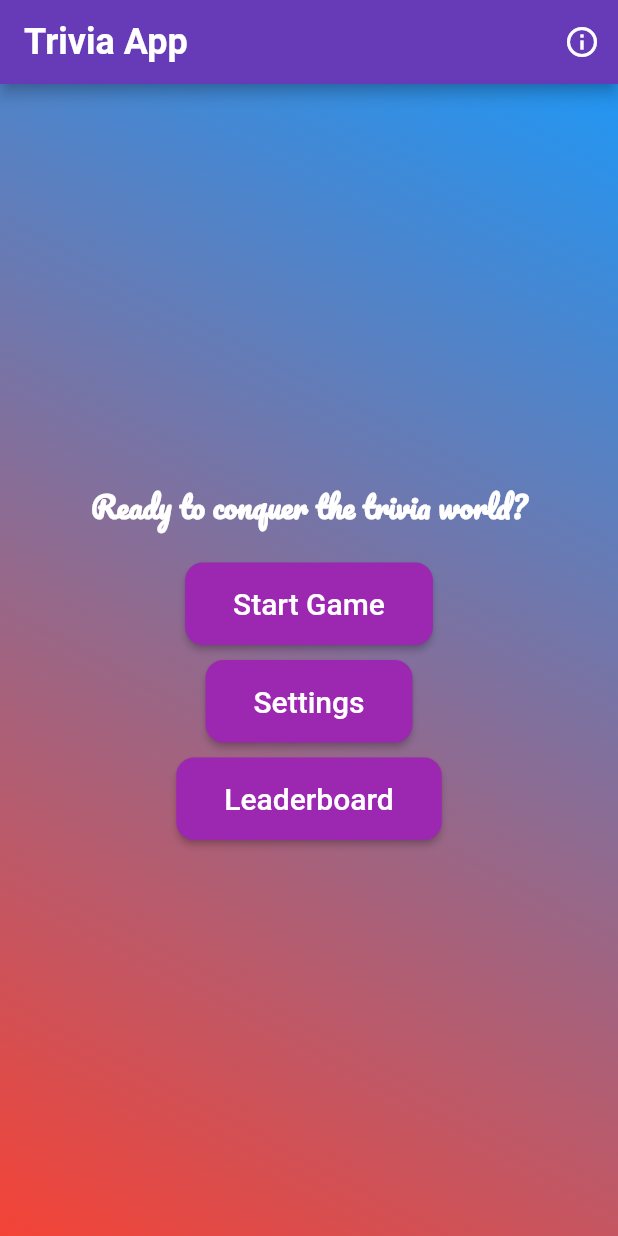
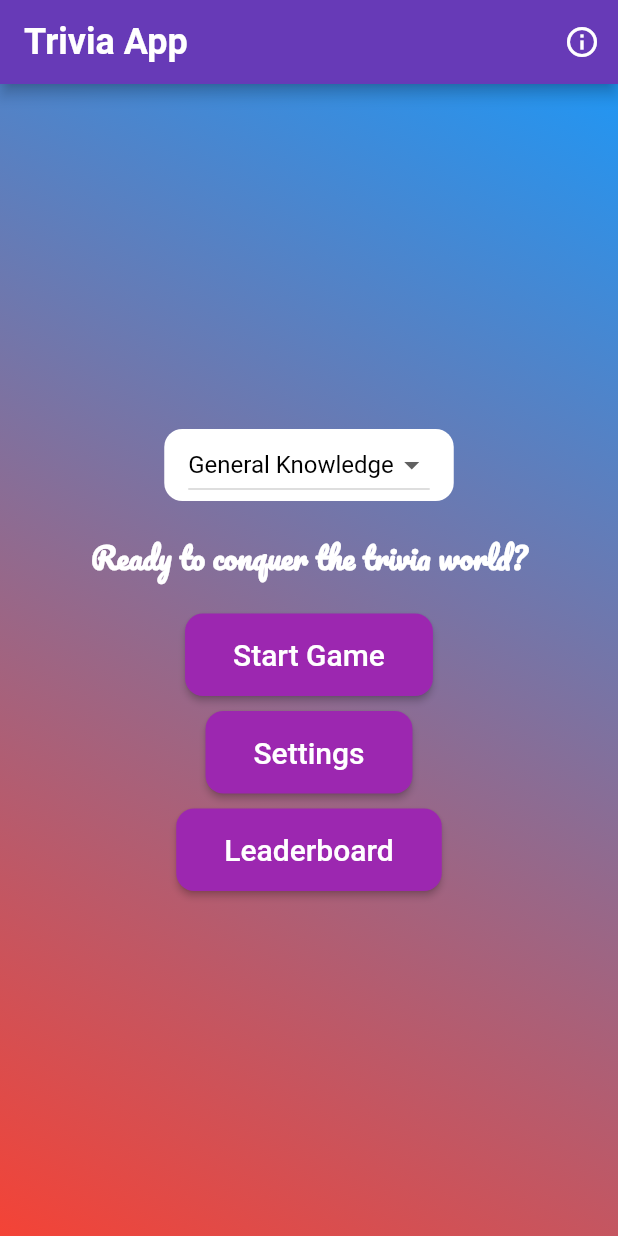
Before and after one commit to Jared223/TriviaApp, a Flutter app: the screen it shows after launch, on a phone screen of 412 x 824 dp. Run offline on Flutter 3.47's test engine with Material 2 defaults, Android fonts, the phone set to English and light mode, and no system bars; missing offline and left inert: html_character_entities.

Commit message:
Added categories

```diff
--- a/trivia_app/lib/screens/MainMenu.dart
+++ b/trivia_app/lib/screens/MainMenu.dart
@@ -6,7 +6,14 @@ import 'CopyrightScreen.dart';
 import 'GameScreen.dart';
 import 'package:trivia_app/models/Settings.dart';
 
-class MainMenu extends StatelessWidget {
+class MainMenu extends StatefulWidget {
+  @override
+  _MainMenuState createState() => _MainMenuState();
+}
+
+class _MainMenuState extends State<MainMenu> {
+  String selectedCategory = 'General Knowledge';
+
   @override
   Widget build(BuildContext context) {
     return Scaffold(
@@ -47,6 +54,40 @@ class MainMenu extends StatelessWidget {
           child: Column(
             mainAxisAlignment: MainAxisAlignment.center,
             children: <Widget>[
+              Container(
+                padding: EdgeInsets.symmetric(horizontal: 16),
+                decoration: BoxDecoration(
+                  color: Colors.white,
+                  borderRadius: BorderRadius.circular(12),
+                ),
+                child: DropdownButton<String>(
+                  value: selectedCategory,
+                  onChanged: (String? newValue) {
+                    setState(() {
+                      selectedCategory = newValue!;
+                    });
+                  },
+                  items: <String>[
+                    'General Knowledge',
+                    'Science',
+                    'History',
+                    'Geography',
+                    'Arts'
+                  ].map<DropdownMenuItem<String>>((String value) {
+                    return DropdownMenuItem<String>(
+                      value: value,
+                      child: Text(
+                        value,
+                        style: TextStyle(
+                          fontSize: 16,
+                          color: Colors.black,
+                        ),
+                      ),
+                    );
+                  }).toList(),
+                ),
+              ),
+              SizedBox(height: 20),
               Consumer<AppSettings>(
                 builder: (context, settings, _) {
                   return Text(
@@ -67,7 +108,10 @@ class MainMenu extends StatelessWidget {
                     onPressed: () {
                       Navigator.push(
                         context,
-                        MaterialPageRoute(builder: (context) => GameScreen()),
+                        MaterialPageRoute(
+                          builder: (context) =>
+                              GameScreen(category: selectedCategory),
+                        ),
                       );
                     },
                     child: Padding(
```
Also changed, not shown: trivia_app/lib/screens/GameOverScreen.dart (+6 -1 lines), trivia_app/lib/screens/GameScreen.dart (+15 -20 lines), trivia_app/lib/services/api_service.dart (+10 -2 lines).
